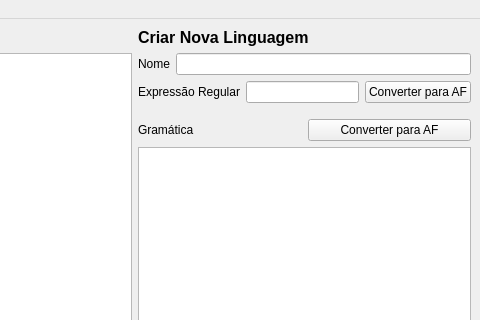
Before: the Qt Designer form window.ui in gabrielmuller/formais2, drawn with Qt 5; both pictures show x 550 to 1030 and y 0 to 320 of the 1030 by 500 pixel window.
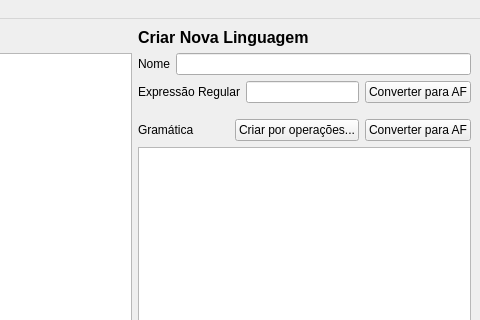
After: the same form once the commit is applied.

Commit message: GUI: Dialog para operações em AF e GR

Patch:
```diff
--- a/window.ui
+++ b/window.ui
@@ -291,6 +291,13 @@
           </property>
          </widget>
         </item>
+        <item>
+         <widget class="QPushButton" name="rg_operations_button">
+          <property name="text">
+           <string>Criar por operações...</string>
+          </property>
+         </widget>
+        </item>
         <item>
          <widget class="QPushButton" name="rg_to_fa_button">
           <property name="text">
```
The commit also changes 8 other files.
